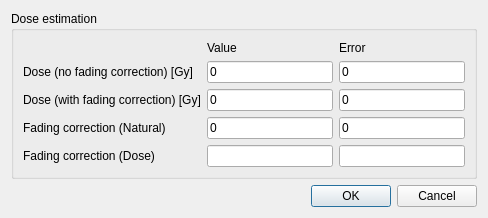
Before: the Qt Designer form src/doseresults.ui in bulanek/alive, drawn with Qt 5.
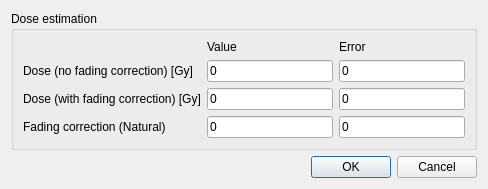
After: the same form once the commit is applied.

Commit message: fading of calibration data in general way

Diff of the .ui file:
```diff
--- a/src/doseresults.ui
+++ b/src/doseresults.ui
@@ -7,7 +7,7 @@
     <x>0</x>
     <y>0</y>
     <width>488</width>
-    <height>218</height>
+    <height>185</height>
    </rect>
   </property>
   <property name="windowTitle">
@@ -103,19 +103,6 @@
         </property>
        </widget>
       </item>
-      <item row="4" column="1">
-       <widget class="QLineEdit" name="cal_fad_v"/>
-      </item>
-      <item row="4" column="2">
-       <widget class="QLineEdit" name="cal_fad_e"/>
-      </item>
-      <item row="4" column="0">
-       <widget class="QLabel" name="label">
-        <property name="text">
-         <string>Fading correction (Dose)</string>
-        </property>
-       </widget>
-      </item>
      </layout>
     </widget>
    </item>
```
The commit also changes 6 other files.
